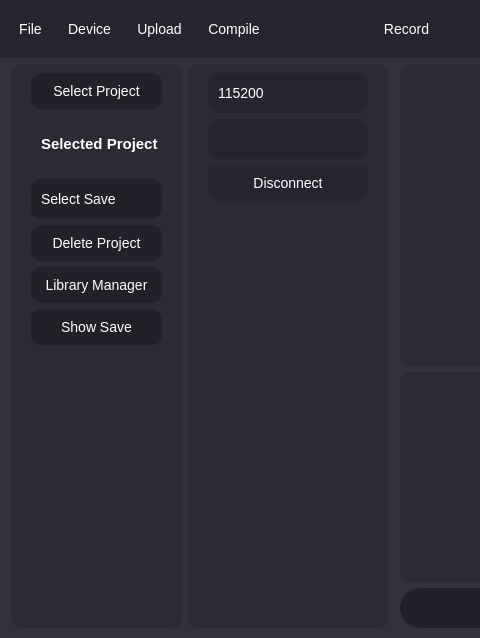
Old version of the form Ui/GraphingUi.ui in the repository OrionAerospaceYT/SideKick; both pictures show x 0 to 480 and y 0 to 638 of the 1026 by 638 pixel window.
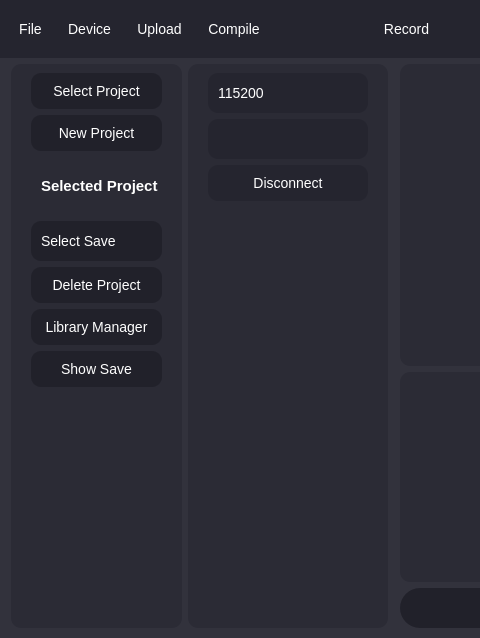
New version of the form. Icons and pictures are not drawn.

```diff
--- a/Ui/GraphingUi.ui
+++ b/Ui/GraphingUi.ui
@@ -687,12 +687,6 @@
   padding-left: 10px;
   width: 10px;
 }
-QPushButton#new_project {
-  image: url(Ui/Folder.png);
-  image-position: left;
-  padding-left: 10px;
-  width: 10px;
-}
 QPushButton#disconnect {
   image: url(Ui/Plug.png);
   image-position: left;
@@ -810,6 +804,13 @@
            </property>
           </widget>
          </item>
+         <item>
+          <widget class="QPushButton" name="new_project">
+           <property name="text">
+            <string>New Project</string>
+           </property>
+          </widget>
+         </item>
          <item>
           <spacer name="verticalSpacer_4">
            <property name="orientation">
```
